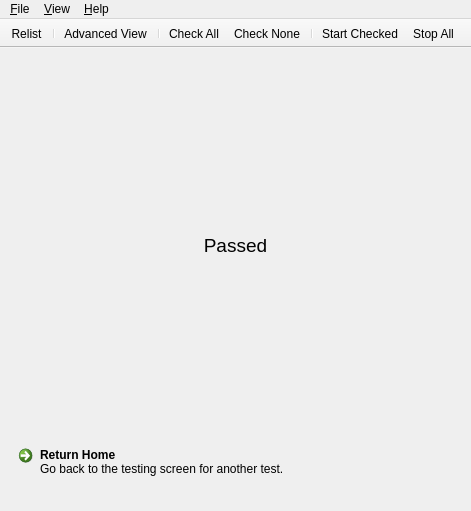
chairmanlee8/cudagpumemtest, file QtGpuMemtest/source/qtgpumemtest.ui: the form before one commit.
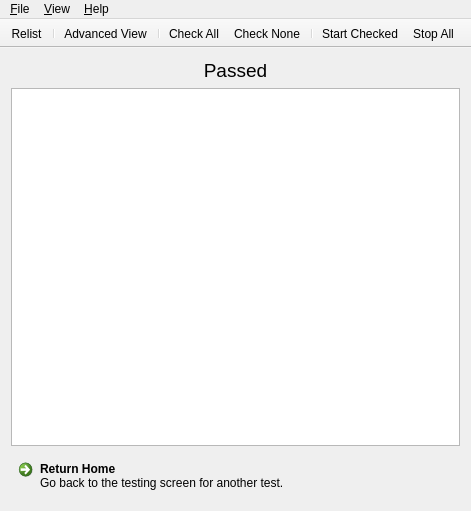
The form after the commit. The open tabs and pages were chosen to show the change. Icons and pictures are not drawn.

```diff
--- a/QtGpuMemtest/source/qtgpumemtest.ui
+++ b/QtGpuMemtest/source/qtgpumemtest.ui
@@ -162,6 +162,7 @@
          <widget class="QLabel" name="labelPassFail">
           <property name="font">
            <font>
+            <family>Segoe UI</family>
             <pointsize>14</pointsize>
            </font>
           </property>
@@ -171,8 +172,18 @@
           <property name="alignment">
            <set>Qt::AlignCenter</set>
           </property>
+          <property name="margin">
+           <number>10</number>
+          </property>
          </widget>
         </item>
+        <item>
+         <layout class="QHBoxLayout" name="layoutResultData">
+          <item>
+           <widget class="QTableWidget" name="resultsTable"/>
+          </item>
+         </layout>
+        </item>
         <item>
          <widget class="QCommandLinkButton" name="buttonReturn">
           <property name="sizePolicy">
```
Left out of the diff: 2 changed lines with no effect on the pictures.
